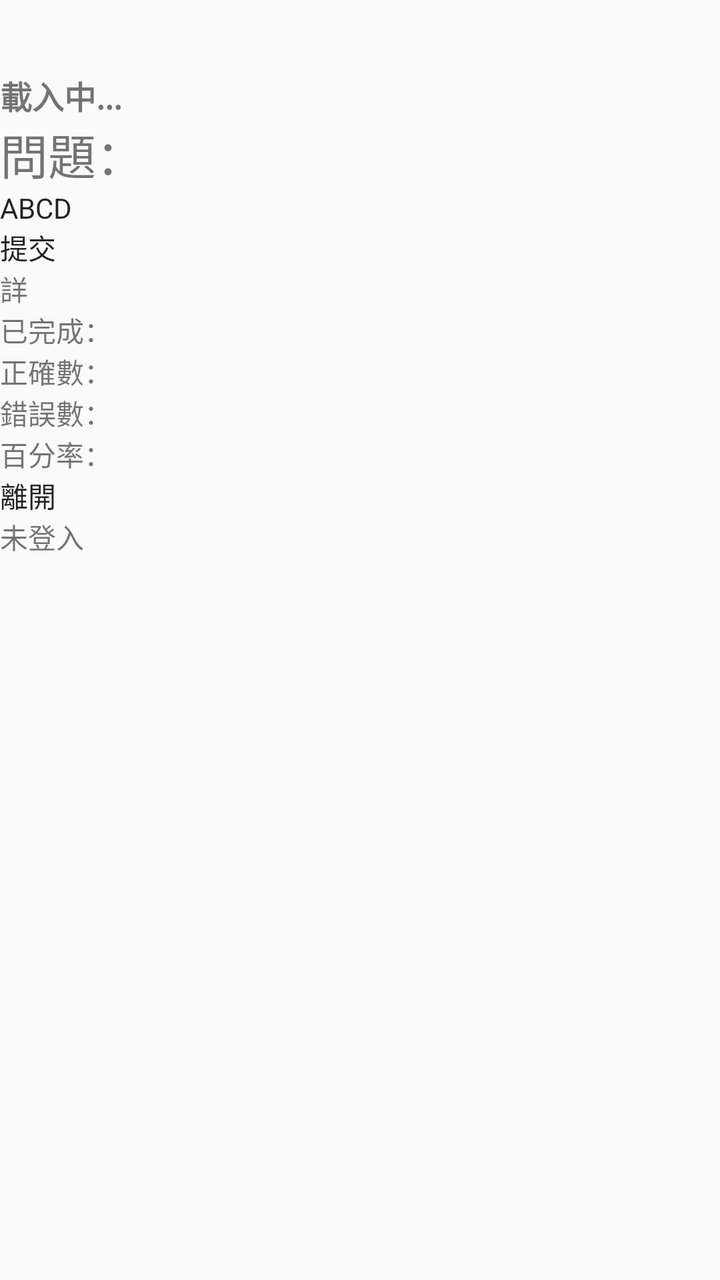
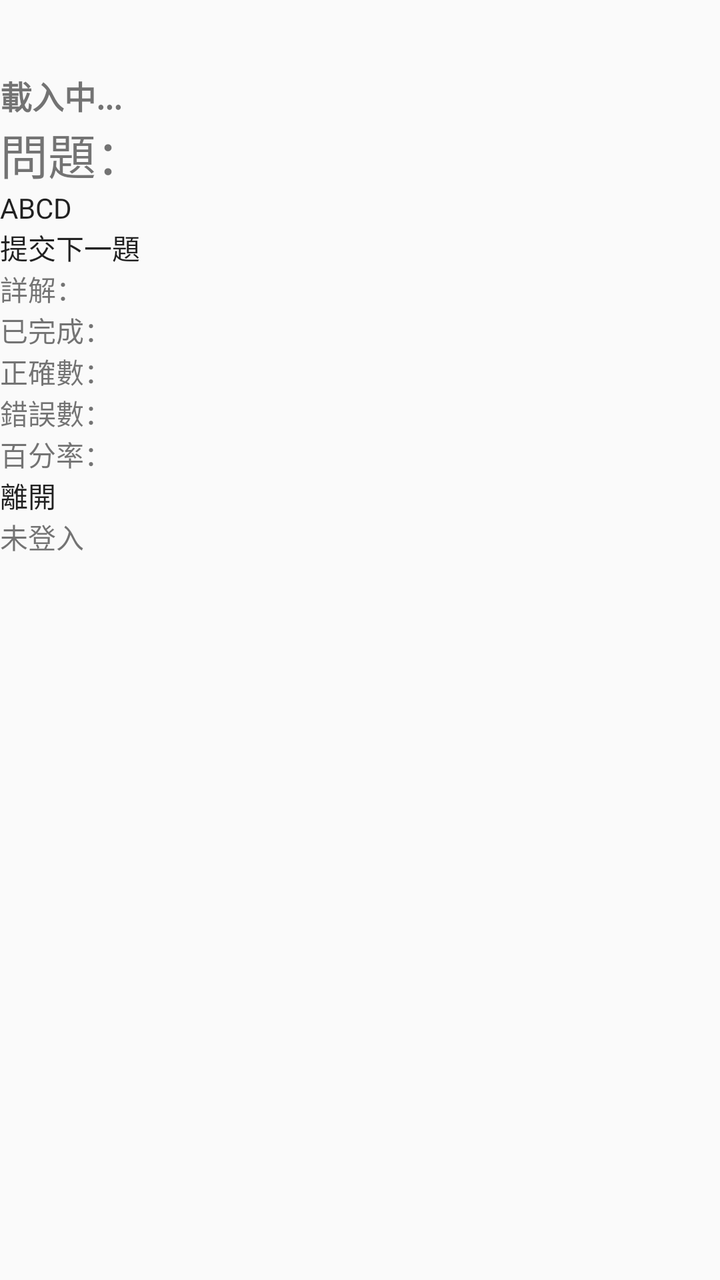

Compare the two renders of this Android layout. The source of the first and the diff that turns it into the second are given below.
<!-- AndroidManifest.xml: application theme Theme.QuizHero -->
<!-- res/layout/quiz_activity.xml -->
<?xml version="1.0" encoding="utf-8"?>
<ScrollView
    xmlns:android="http://schemas.android.com/apk/res/android"
    android:layout_width="match_parent"
    android:layout_height="match_parent"
    android:paddingTop="36dp"
    android:paddingBottom="56dp">
    <LinearLayout
        android:layout_width="match_parent"
        android:layout_height="wrap_content"
        android:orientation="vertical">
        
        <TextView
            android:id="@+id/tv_selected_subject"
            android:layout_width="wrap_content"
            android:layout_height="wrap_content"
            android:text="載入中..."
            android:textSize="16sp"
            android:textStyle="bold" />

        <LinearLayout
            android:layout_width="wrap_content"
            android:layout_height="wrap_content"
            android:orientation="vertical">

            <TextView
                android:id="@+id/tv_question"
                android:layout_width="match_parent"
                android:layout_height="wrap_content"
                android:text="問題："
                android:textSize="24sp" />
        </LinearLayout>


        <LinearLayout
            android:layout_width="wrap_content"
            android:layout_height="wrap_content"
            android:orientation="horizontal">
            <RadioGroup
                android:id="@+id/rg_options"
                android:layout_width="match_parent"
                android:layout_height="wrap_content"
                android:orientation="horizontal">
                <RadioButton
                    android:id="@+id/rb_A"
                    android:layout_width="wrap_content"
                    android:layout_height="wrap_content"
                    android:text="A" />
                <RadioButton
                    android:id="@+id/rb_B"
                    android:layout_width="wrap_content"
                    android:layout_height="wrap_content"
                    android:text="B" />
                <RadioButton
                    android:id="@+id/rb_C"
                    android:layout_width="wrap_content"
                    android:layout_height="wrap_content"
                    android:text="C" />
                <RadioButton
                    android:id="@+id/rb_D"
                    android:layout_width="wrap_content"
                    android:layout_height="wrap_content"
                    android:text="D" />
            </RadioGroup>
        </LinearLayout>

        <LinearLayout
            android:layout_width="wrap_content"
            android:layout_height="wrap_content"
            android:orientation="vertical">
            <Button
                android:id="@+id/bt_submit"
                android:layout_width="wrap_content"
                android:layout_height="wrap_content"
                android:text="提交" />

            <TextView
                android:id="@+id/tv_solution"
                android:layout_width="match_parent"
                android:layout_height="wrap_content"
                android:text="詳解：" />

        </LinearLayout>

        <LinearLayout
            android:layout_width="wrap_content"
            android:layout_height="wrap_content"
            android:orientation="vertical">
            <TextView
                android:id="@+id/tv_total"
                android:layout_width="wrap_content"
                android:layout_height="wrap_content"
                android:text="已完成：" />
            <TextView
                android:id="@+id/tv_correct"
                android:layout_width="wrap_content"
                android:layout_height="wrap_content"
                android:text="正確數：" />
            <TextView
                android:id="@+id/tv_wrong"
                android:layout_width="wrap_content"
                android:layout_height="wrap_content"
                android:text="錯誤數：" />
            <TextView
                android:id="@+id/tv_percent"
                android:layout_width="wrap_content"
                android:layout_height="wrap_content"
                android:text="百分率：" />

        </LinearLayout>

        <Button
            android:id="@+id/bt_exit"
            android:layout_width="match_parent"
            android:layout_height="wrap_content"
            android:text="離開" />

        <LinearLayout
            android:layout_width="wrap_content"
            android:layout_height="wrap_content"
            android:orientation="horizontal">

            <TextView
                android:id="@+id/tv_facebook_user_name"
                android:layout_width="match_parent"
                android:layout_height="wrap_content"
                android:text="未登入" />

        </LinearLayout>
    </LinearLayout>
</ScrollView>
<!-- resources referenced by this layout -->
<resources>
  <style name="Theme.QuizHero" parent="android:Theme.Material.Light.NoActionBar" />
</resources>

<!-- the commit's change to res/layout/quiz_activity.xml (unified diff, before → after) -->
@@ -68,11 +68,21 @@
             android:layout_width="wrap_content"
             android:layout_height="wrap_content"
             android:orientation="vertical">
-            <Button
-                android:id="@+id/bt_submit"
+            <LinearLayout
                 android:layout_width="wrap_content"
                 android:layout_height="wrap_content"
-                android:text="提交" />
+                android:orientation="horizontal">
+                <Button
+                    android:id="@+id/bt_submit"
+                    android:layout_width="wrap_content"
+                    android:layout_height="wrap_content"
+                    android:text="提交" />
+                <Button
+                    android:id="@+id/bt_next_question"
+                    android:layout_width="wrap_content"
+                    android:layout_height="wrap_content"
+                    android:text="下一題" />
+            </LinearLayout>
 
             <TextView
                 android:id="@+id/tv_solution"
